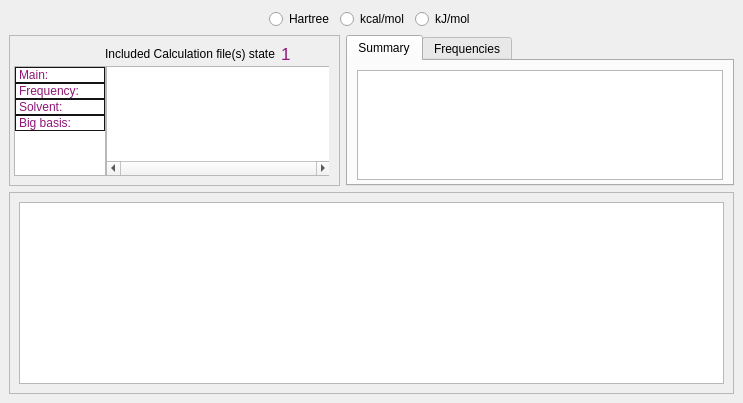
Qt form src/main/python/UIs/AnalyseWindow.ui (isaksengeir/REACT) before a commit.
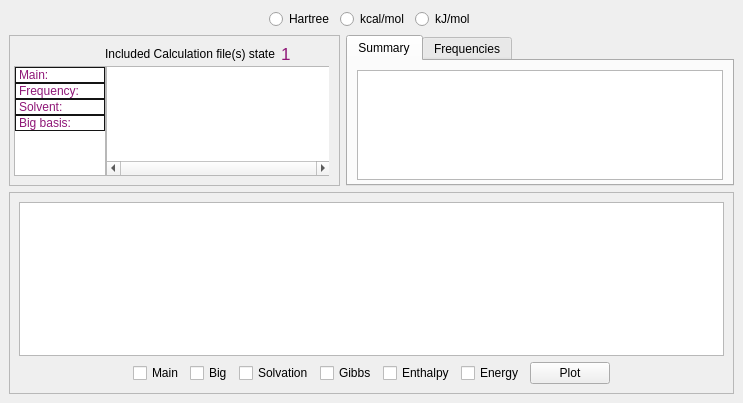
The same form after that commit. Icons and pictures are not drawn.

Commit message: Analyse relative energies Done. Prepared for plotting energy diagrams.

What changed in the file:
```diff
--- a/src/main/python/UIs/AnalyseWindow.ui
+++ b/src/main/python/UIs/AnalyseWindow.ui
@@ -523,6 +523,109 @@
            </property>
           </widget>
          </item>
+         <item>
+          <layout class="QGridLayout" name="gridLayout_7">
+           <property name="horizontalSpacing">
+            <number>-1</number>
+           </property>
+           <property name="verticalSpacing">
+            <number>0</number>
+           </property>
+           <item row="0" column="0">
+            <spacer name="horizontalSpacer_3">
+             <property name="orientation">
+              <enum>Qt::Horizontal</enum>
+             </property>
+             <property name="sizeHint" stdset="0">
+              <size>
+               <width>40</width>
+               <height>20</height>
+              </size>
+             </property>
+            </spacer>
+           </item>
+           <item row="0" column="1">
+            <widget class="QCheckBox" name="checkBox_main">
+             <property name="text">
+              <string>Main</string>
+             </property>
+             <property name="checkable">
+              <bool>true</bool>
+             </property>
+            </widget>
+           </item>
+           <item row="0" column="2">
+            <widget class="QCheckBox" name="checkBox_big">
+             <property name="text">
+              <string>Big</string>
+             </property>
+             <property name="checkable">
+              <bool>true</bool>
+             </property>
+            </widget>
+           </item>
+           <item row="0" column="3">
+            <widget class="QCheckBox" name="checkBox_solvation">
+             <property name="text">
+              <string>Solvation</string>
+             </property>
+             <property name="checkable">
+              <bool>true</bool>
+             </property>
+            </widget>
+           </item>
+           <item row="0" column="4">
+            <widget class="QCheckBox" name="checkBox_gibbs">
+             <property name="text">
+              <string>Gibbs</string>
+             </property>
+             <property name="checkable">
+              <bool>true</bool>
+             </property>
+            </widget>
+           </item>
+           <item row="0" column="5">
+            <widget class="QCheckBox" name="checkBox_enthalpy">
+             <property name="text">
+              <string>Enthalpy</string>
+             </property>
+             <property name="checkable">
+              <bool>true</bool>
+             </property>
+            </widget>
+           </item>
+           <item row="0" column="6">
+            <widget class="QCheckBox" name="checkBox_energy">
+             <property name="text">
+              <string>Energy</string>
+             </property>
+             <property name="checkable">
+              <bool>true</bool>
+             </property>
+            </widget>
+           </item>
+           <item row="0" column="7">
+            <widget class="QPushButton" name="button_plot_energies">
+             <property name="text">
+              <string>Plot</string>
+             </property>
+            </widget>
+           </item>
+           <item row="0" column="8">
+            <spacer name="horizontalSpacer_4">
+             <property name="orientation">
+              <enum>Qt::Horizontal</enum>
+             </property>
+             <property name="sizeHint" stdset="0">
+              <size>
+               <width>40</width>
+               <height>20</height>
+              </size>
+             </property>
+            </spacer>
+           </item>
+          </layout>
+         </item>
         </layout>
        </widget>
       </item>
```
The commit also changes 2 other files.
